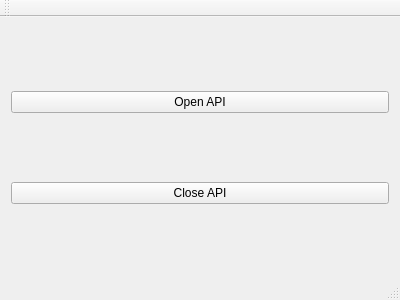
Before: the Qt Designer form Matlab_Octave_API/___librador/demo/librademo/mainwindow.ui in EspoTek/Labrador, drawn with Qt 5.
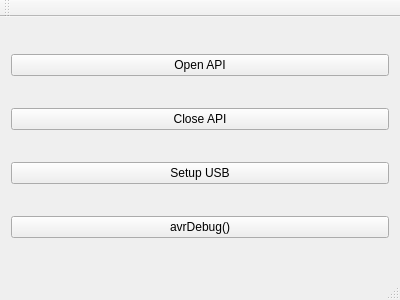
After: the same form once the commit is applied.

Commit message: Shared Lib can handle basic avrDebug() call over USB.

```diff
--- a/Matlab_Octave_API/___librador/demo/librademo/mainwindow.ui
+++ b/Matlab_Octave_API/___librador/demo/librademo/mainwindow.ui
@@ -29,6 +29,20 @@
       </property>
      </widget>
     </item>
+    <item>
+     <widget class="QPushButton" name="pushButton_3">
+      <property name="text">
+       <string>Setup USB</string>
+      </property>
+     </widget>
+    </item>
+    <item>
+     <widget class="QPushButton" name="pushButton_4">
+      <property name="text">
+       <string>avrDebug()</string>
+      </property>
+     </widget>
+    </item>
    </layout>
   </widget>
   <widget class="QMenuBar" name="menuBar">
```
The commit also changes 18 other files.
